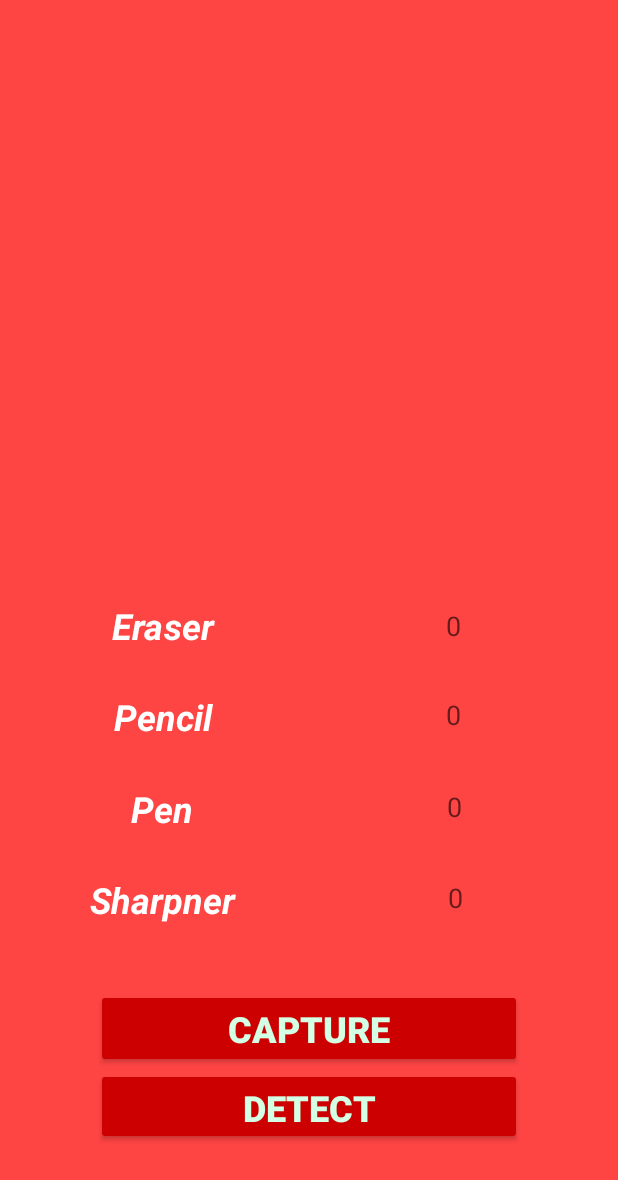
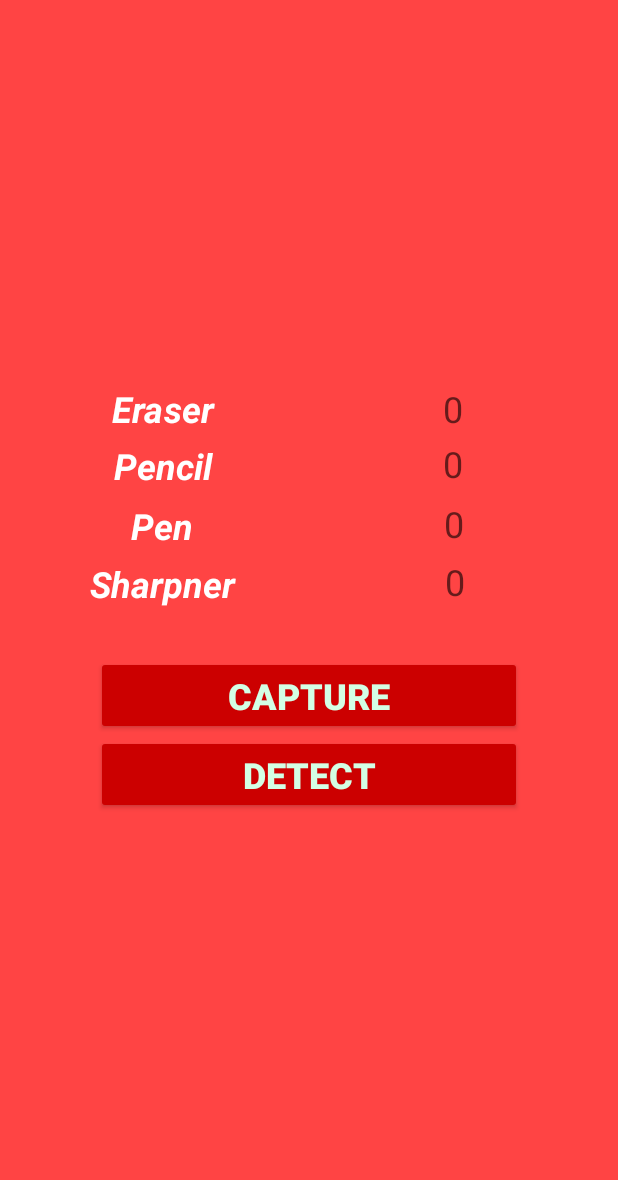
Before and after one commit to prskid1000/ACam, an Android app: the screen it shows after launch (MainActivity), on a phone screen of 412 x 824 dp. Shown: the top 1180 px of the screen. Run offline under Robolectric (Android 15) with nearby library versions, the phone set to English and light mode, and no system bars; libraries missing offline, so code that uses them is left out: org.tensorflow.contrib.

Commit message:
Update activity_main.xml

```diff
--- a/Android-App/app/src/main/res/layout/activity_main.xml
+++ b/Android-App/app/src/main/res/layout/activity_main.xml
@@ -12,7 +12,7 @@
     <EditText
         android:id="@+id/editText4"
         android:layout_width="184dp"
-        android:layout_height="55dp"
+        android:layout_height="wrap_content"
         android:layout_marginStart="4dp"
         android:layout_marginTop="32dp"
         android:layout_marginEnd="4dp"
@@ -37,7 +37,7 @@
     <EditText
         android:id="@+id/editText6"
         android:layout_width="184dp"
-        android:layout_height="55dp"
+        android:layout_height="wrap_content"
         android:layout_marginStart="4dp"
         android:layout_marginTop="32dp"
         android:layout_marginEnd="4dp"
@@ -48,6 +48,7 @@
         android:hint="@string/_0"
         android:inputType="textPersonName"
         android:textAlignment="center"
+        android:textSize="24sp"
         app:layout_constraintEnd_toEndOf="parent"
         app:layout_constraintHorizontal_bias="0.936"
         app:layout_constraintStart_toStartOf="parent"
@@ -57,7 +58,7 @@
     <EditText
         android:id="@+id/editText5"
         android:layout_width="184dp"
-        android:layout_height="55dp"
+        android:layout_height="wrap_content"
         android:layout_marginStart="4dp"
         android:layout_marginTop="5dp"
         android:layout_marginEnd="4dp"
@@ -82,7 +83,7 @@
     <EditText
         android:id="@+id/editText7"
         android:layout_width="184dp"
-        android:layout_height="55dp"
+        android:layout_height="wrap_content"
         android:layout_marginStart="4dp"
         android:layout_marginTop="4dp"
         android:layout_marginEnd="4dp"
@@ -93,6 +94,7 @@
         android:hint="@string/_0"
         android:inputType="textPersonName"
         android:textAlignment="center"
+        android:textSize="24sp"
         app:layout_constraintEnd_toEndOf="parent"
         app:layout_constraintHorizontal_bias="0.936"
         app:layout_constraintStart_toStartOf="parent"
@@ -102,7 +104,7 @@
     <Button
         android:id="@+id/btnCamera2"
         android:layout_width="fill_parent"
-        android:layout_height="51dp"
+        android:layout_height="wrap_content"
         android:layout_marginLeft="64dp"
         android:layout_marginRight="64dp"
         android:backgroundTint="@android:color/holo_red_dark"
@@ -135,12 +137,13 @@
 
     <ImageView
         android:id="@+id/capturedImage"
-        android:layout_width="377dp"
-        android:layout_height="293dp"
+        android:layout_width="200sp"
+        android:layout_height="160sp"
         android:layout_marginStart="32dp"
         android:layout_marginTop="64dp"
         android:layout_marginEnd="32dp"
         android:contentDescription="@string/image"
+        android:scaleType="fitXY"
         app:layout_constraintBottom_toTopOf="@+id/editText4"
         app:layout_constraintEnd_toEndOf="parent"
         app:layout_constraintStart_toStartOf="parent"
@@ -151,7 +154,7 @@
     <EditText
         android:id="@+id/editText"
         android:layout_width="185dp"
-        android:layout_height="53dp"
+        android:layout_height="wrap_content"
         android:layout_marginStart="4dp"
         android:layout_marginTop="7dp"
         android:layout_marginEnd="4dp"
@@ -176,7 +179,7 @@
     <EditText
         android:id="@+id/editText8"
         android:layout_width="185dp"
-        android:layout_height="53dp"
+        android:layout_height="wrap_content"
         android:layout_marginStart="4dp"
         android:layout_marginTop="7dp"
         android:layout_marginEnd="4dp"
@@ -187,6 +190,7 @@
         android:hint="@string/_0"
         android:inputType="textPersonName"
         android:textAlignment="center"
+        android:textSize="24sp"
         app:layout_constraintEnd_toEndOf="parent"
         app:layout_constraintHorizontal_bias="0.941"
         app:layout_constraintStart_toStartOf="parent"
@@ -196,7 +200,7 @@
     <EditText
         android:id="@+id/editText2"
         android:layout_width="184dp"
-        android:layout_height="55dp"
+        android:layout_height="wrap_content"
         android:layout_marginStart="4dp"
         android:layout_marginTop="6dp"
         android:layout_marginEnd="4dp"
@@ -221,7 +225,7 @@
     <EditText
         android:id="@+id/editText9"
         android:layout_width="184dp"
-        android:layout_height="55dp"
+        android:layout_height="wrap_content"
         android:layout_marginStart="4dp"
         android:layout_marginTop="6dp"
         android:layout_marginEnd="4dp"
@@ -232,6 +236,7 @@
         android:hint="@string/_0"
         android:inputType="textPersonName"
         android:textAlignment="center"
+        android:textSize="24sp"
         app:layout_constraintEnd_toEndOf="parent"
         app:layout_constraintHorizontal_bias="0.941"
         app:layout_constraintStart_toStartOf="parent"
```
